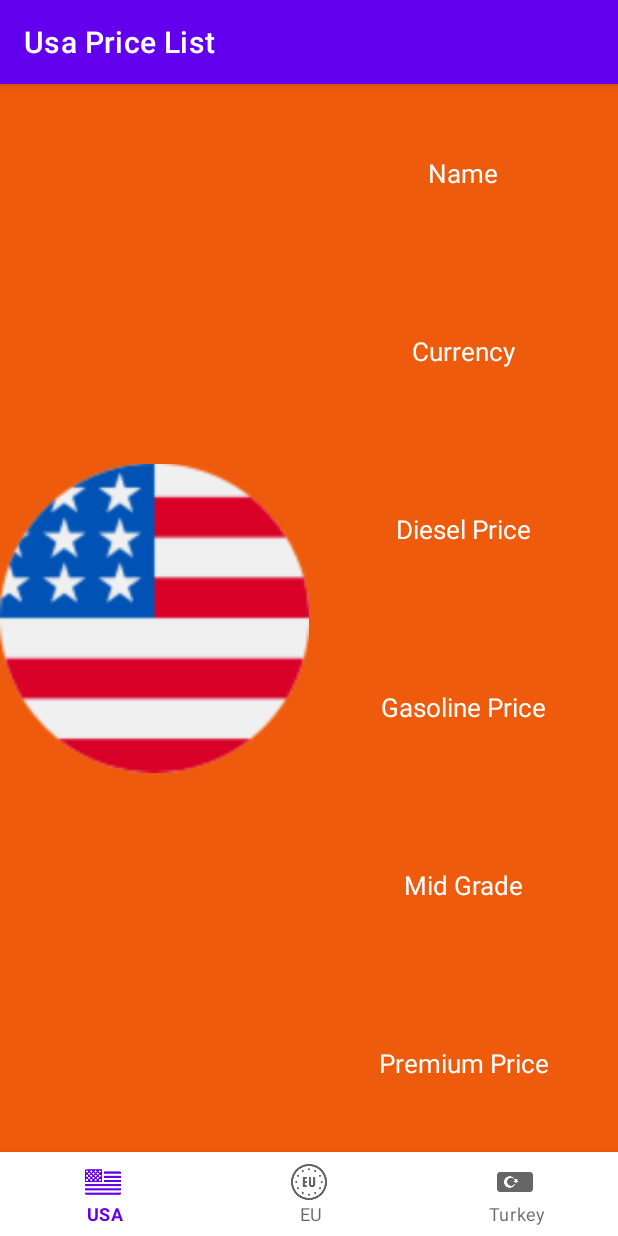
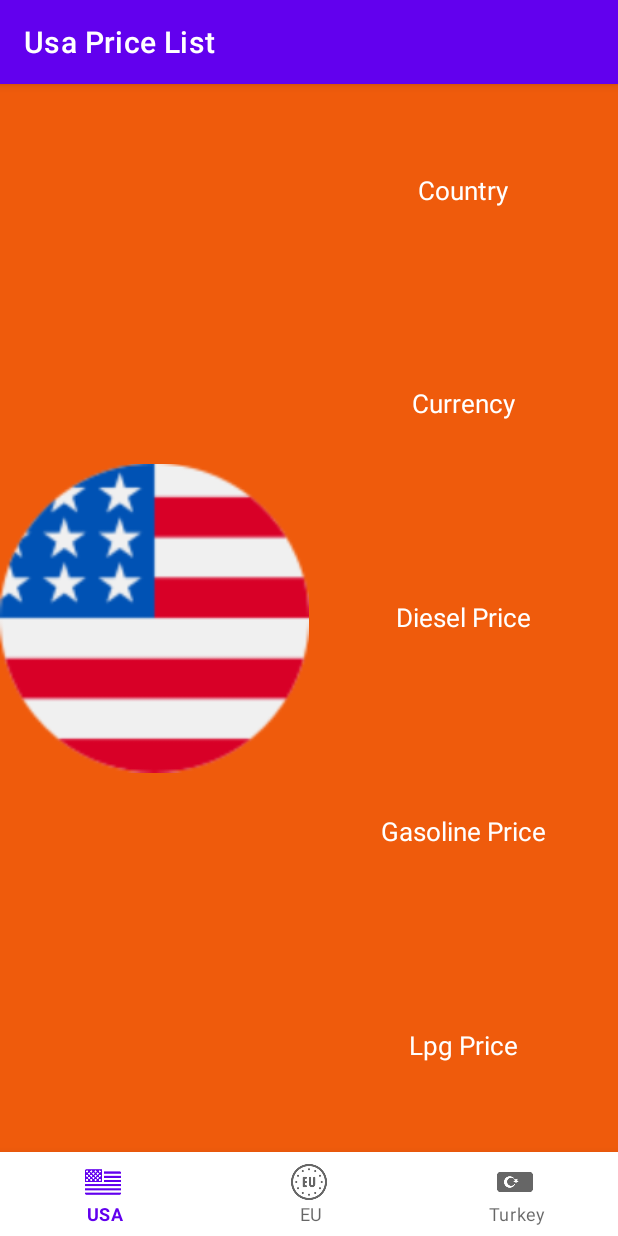
Before and after one commit to ozancanguz/World-Gas-Prices, an Android app: the fragment UsaDetailsFragment placed in its activity, on a phone screen of 412 x 824 dp. Run offline under Robolectric (Android 15) with nearby library versions, the phone set to English and light mode, and no system bars; our stand-ins replace Dagger/Hilt's generated code, navigation-ui; network calls fail; 9 statements that could not run were skipped.

```diff
--- a/app/src/main/res/layout/fragment_usa_details.xml
+++ b/app/src/main/res/layout/fragment_usa_details.xml
@@ -8,7 +8,7 @@
     <ImageView
         android:id="@+id/imageView"
         android:layout_width="0dp"
-        android:src="@drawable/usapng"
+        android:src="@drawable/eu2"
         android:layout_height="match_parent"
         android:layout_weight="1" />
 
@@ -17,18 +17,19 @@
         android:layout_height="match_parent"
         android:layout_weight="1"
         android:orientation="vertical">
+
         <TextView
-            android:id="@+id/nameTv"
+            android:id="@+id/eudetailscountrytv"
             android:layout_width="match_parent"
             android:layout_height="0dp"
             android:layout_weight="1"
-            android:textSize="17sp"
+            android:gravity="center"
+            android:text="Country"
             android:textColor="@color/white"
-            android:gravity="center"
-            android:text="Name" />
+            android:textSize="17sp" />
 
         <TextView
-            android:id="@+id/currencyText"
+            android:id="@+id/eudetailscurrencytv"
             android:layout_width="match_parent"
             android:layout_height="0dp"
             android:layout_weight="1"
@@ -38,7 +39,7 @@
             android:text="Currency" />
 
         <TextView
-            android:id="@+id/dieselPriceTv"
+            android:id="@+id/eudetailsdieselTv"
             android:layout_width="match_parent"
             android:layout_height="0dp"
             android:layout_weight="1"
@@ -48,7 +49,7 @@
             android:text="Diesel Price" />
 
         <TextView
-            android:id="@+id/gasolinepricetv"
+            android:id="@+id/eudetailsgasolinetv"
             android:layout_width="match_parent"
             android:layout_height="0dp"
             android:layout_weight="1"
@@ -58,24 +59,15 @@
             android:text="Gasoline Price" />
 
         <TextView
-            android:id="@+id/midgradetv"
+            android:id="@+id/eudetailslpgtv"
             android:layout_width="match_parent"
             android:layout_height="0dp"
             android:layout_weight="1"
-            android:textSize="17sp"
+            android:gravity="center"
+            android:text="Lpg Price"
             android:textColor="@color/white"
-            android:gravity="center"
-            android:text="Mid Grade" />
+            android:textSize="17sp" />
 
-        <TextView
-            android:id="@+id/premiumtv"
-            android:layout_width="match_parent"
-            android:layout_height="0dp"
-            android:layout_weight="1"
-            android:textSize="17sp"
-            android:textColor="@color/white"
-            android:gravity="center"
-            android:text="Premium Price" />
 
 
     </LinearLayout>
```
Also changed, not shown: app/src/main/res/layout/fragment_eu_details.xml (+76 -8 lines).
